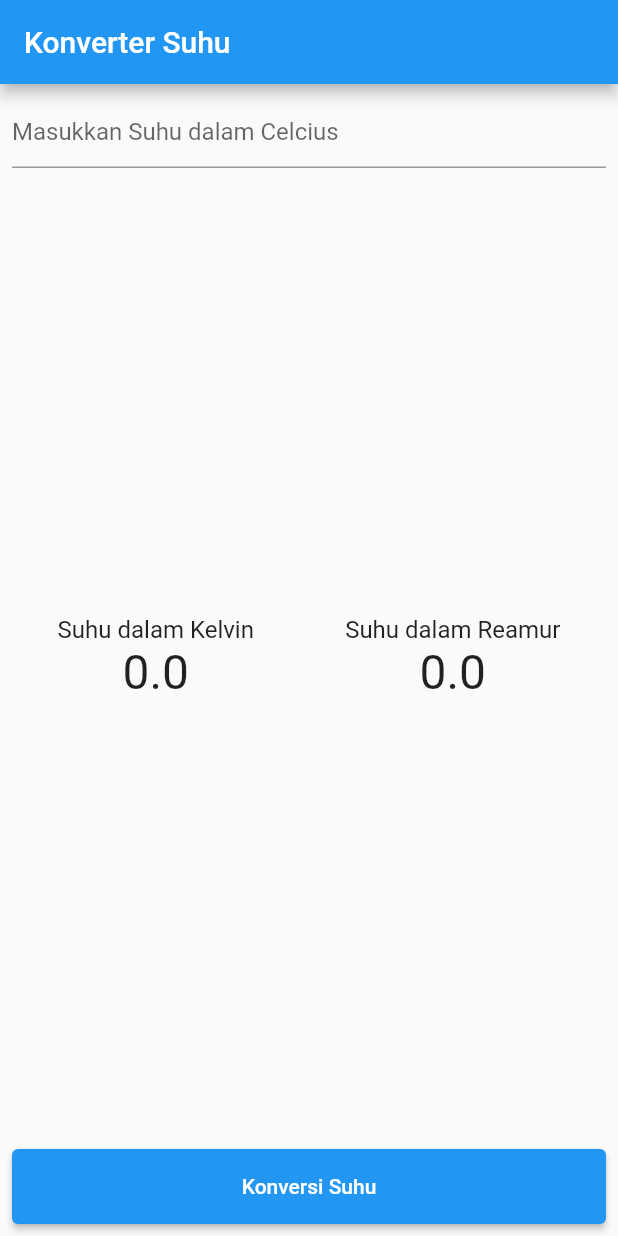
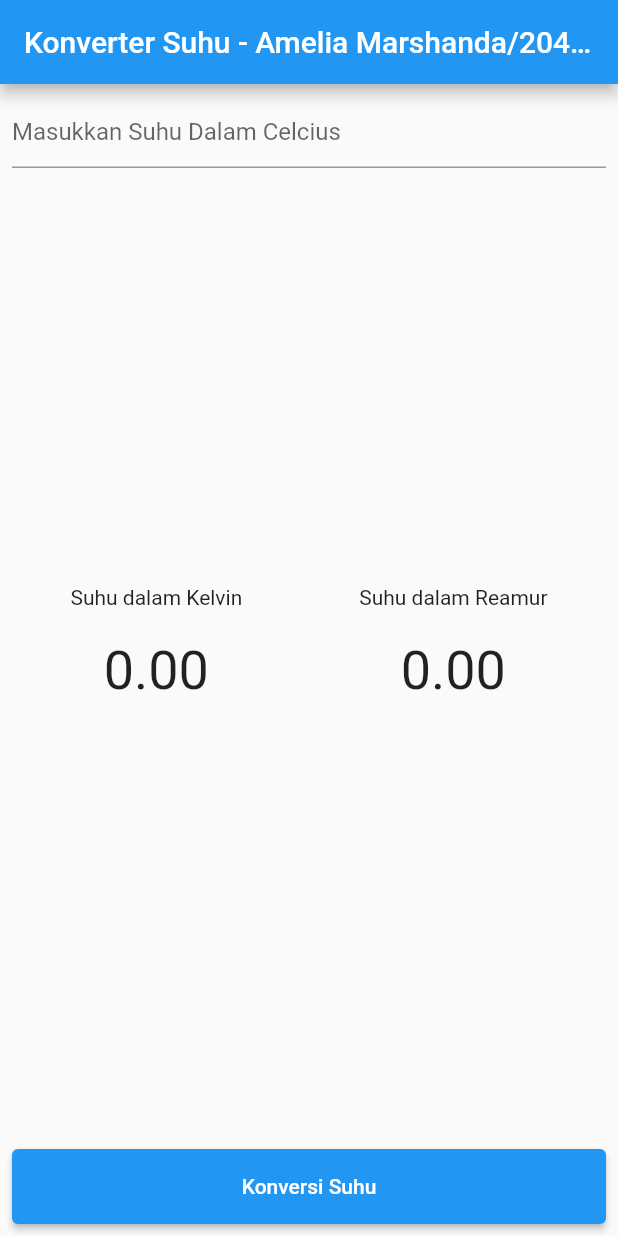
Before and after one commit to Amelia-ux/konversi_suhu, a Flutter app: the screen it shows after launch, on a phone screen of 412 x 824 dp. Run offline on Flutter 3.47's test engine with Material 2 defaults, Android fonts, the phone set to English and light mode, and no system bars.

Commit message:
update widgets

```diff
--- a/lib/main.dart
+++ b/lib/main.dart
@@ -1,18 +1,22 @@
 import 'package:flutter/material.dart';
-import 'package:flutter/services.dart';
+import 'package:konversi_suhu/widget/input.dart';
+import 'package:konversi_suhu/widget/output.dart';
+import 'package:konversi_suhu/widget/convert.dart';
 
 void main() {
-  runApp(MyApp());
+  runApp(const MyApp());
 }
 
 class MyApp extends StatefulWidget {
+  const MyApp({super.key});
+
   @override
   State<MyApp> createState() => _MyAppState();
 }
 
 class _MyAppState extends State<MyApp> {
   // This widget is the root of your application.
-  TextEditingController etInput = new TextEditingController();
+  TextEditingController etInput = TextEditingController();
   double _inputUser = 0;
   double _kelvin = 0;
   double _reamur = 0;
@@ -36,52 +40,34 @@ class _MyAppState extends State<MyApp> {
       ),
       home: Scaffold(
         appBar: AppBar(
-          title: Text('Konverter Suhu'),
+          title: const Text('Konverter Suhu - Amelia Marshanda/2041720041'),
         ),
         body: Container(
-          margin: EdgeInsets.all(8),
+          margin: const EdgeInsets.all(8),
           child: Column(
             mainAxisAlignment: MainAxisAlignment.spaceBetween,
+            crossAxisAlignment: CrossAxisAlignment.start,
+            mainAxisSize: MainAxisSize.max,
             children: [
-              TextFormField(
-                keyboardType: TextInputType.number,
-                inputFormatters: [FilteringTextInputFormatter.digitsOnly],
-                controller: etInput,
-                decoration: const InputDecoration(
-                  hintText: 'Masukkan Suhu dalam Celcius',
+              Input(etInput: etInput),
+              Container(
+                margin: const EdgeInsets.only(top: 20, bottom: 20),
+                child: Row(
+                  mainAxisAlignment: MainAxisAlignment.spaceAround,
+                  children: [
+                    Output(
+                      output: _kelvin,
+                      name: "Suhu dalam Kelvin",
+                    ),
+                    Output(
+                      output: _reamur,
+                      name: "Suhu dalam Reamur",
+                    ),
+                  ],
                 ),
               ),
-              Row(
-                mainAxisAlignment: MainAxisAlignment.spaceAround,
-                children: [
-                  Column(
-                    children: [
-                      Text(
-                        'Suhu dalam Kelvin',
-                        style: TextStyle(fontSize: 16),
-                      ),
-                      Text(
-                        '$_kelvin',
-                        style: TextStyle(fontSize: 32),
-                      ),
-                    ],
-                  ),
-                  Column(
-                    children: [
-                      Text('Suhu dalam Reamur', style: TextStyle(fontSize: 16)),
-                      Text(
-                        '$_reamur',
-                        style: TextStyle(fontSize: 32),
-                      ),
-                    ],
-                  ),
-                ],
-              ),
-              Container(
-                width: double.infinity,
-                height: 50,
-                child: ElevatedButton(
-                    onPressed: convert, child: Text("Konversi Suhu")),
+              ConvertButton(
+                konversi: convert,
               ),
             ],
           ),
--- /dev/null
+++ b/lib/widget/convert.dart
@@ -0,0 +1,18 @@
+import 'package:flutter/material.dart';
+
+class ConvertButton extends StatelessWidget {
+  final Function konversi;
+  const ConvertButton({super.key, required this.konversi});
+
+  @override
+  Widget build(BuildContext context) {
+    return SizedBox(
+      width: double.infinity,
+      height: 50,
+      child: ElevatedButton(
+        onPressed: () => konversi,
+        child: const Text("Konversi Suhu"),
+      ),
+    );
+  }
+}
--- /dev/null
+++ b/lib/widget/input.dart
@@ -0,0 +1,20 @@
+import 'package:flutter/material.dart';
+import 'package:flutter/services.dart';
+
+class Input extends StatelessWidget {
+  const Input({super.key,
+    required this.etInput,
+  });
+
+  final TextEditingController etInput;
+
+  @override
+  Widget build(BuildContext context) {
+    return TextFormField(
+      decoration: const InputDecoration(hintText: "Masukkan Suhu Dalam Celcius"),
+      inputFormatters: [FilteringTextInputFormatter.digitsOnly],
+      controller: etInput,
+      keyboardType: TextInputType.number,
+    );
+  }
+}
--- /dev/null
+++ b/lib/widget/output.dart
@@ -0,0 +1,33 @@
+import 'package:flutter/material.dart';
+
+class Output extends StatelessWidget {
+  const Output({super.key, required double output, required String name})
+      : _result = output,
+        _name = name;
+
+  final double _result;
+  final String _name;
+
+  @override
+  Widget build(BuildContext context) {
+    return Row(
+      mainAxisAlignment: MainAxisAlignment.spaceAround,
+      children: [
+        Column(
+          children: [
+            Text(_name),
+            Container(
+              margin: const EdgeInsets.only(top: 20, bottom: 20),
+              child: Expanded(
+                child: Text(
+                  _result.toStringAsFixed(2),
+                  style: const TextStyle(fontSize: 36),
+                ),
+              ),
+            ),
+          ],
+        )
+      ],
+    );
+  }
+}
```
